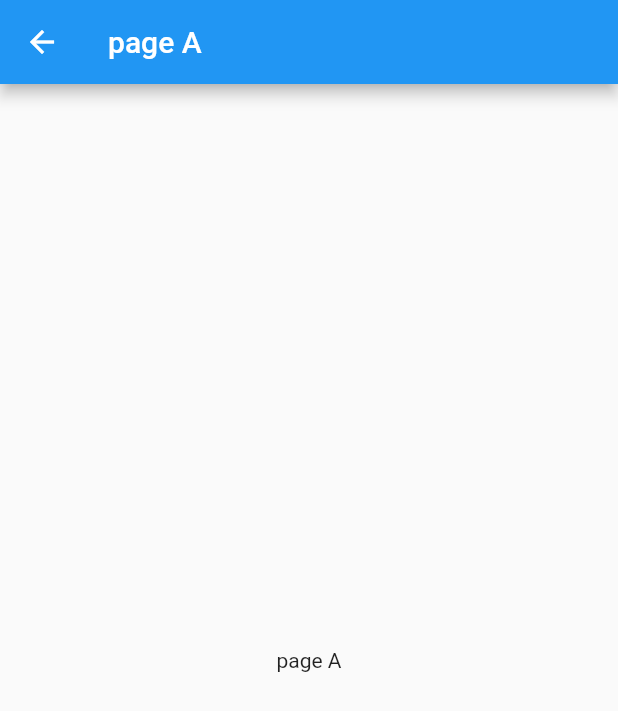
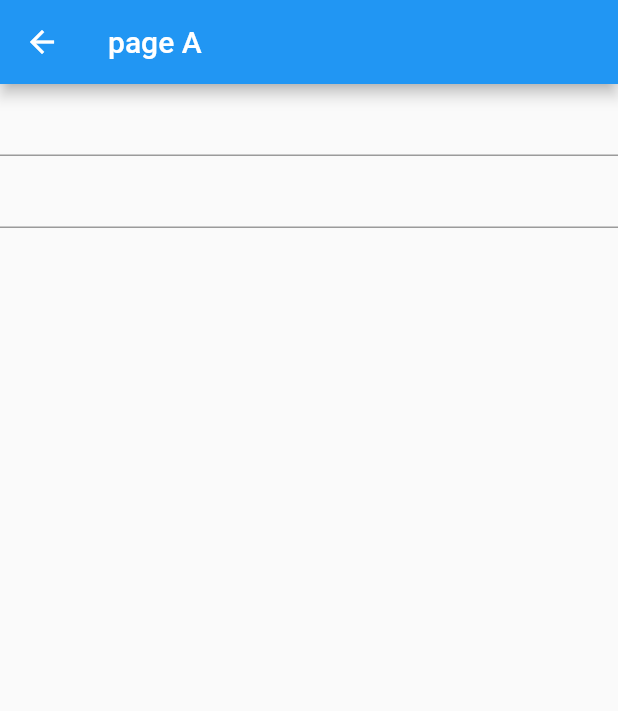
Before and after one commit to hackindroid/Notes-App-Flutter, a Flutter app: the NotesPage screen opened by its route, on a phone screen of 412 x 824 dp. Shown: the top 711 px of the screen. Run offline on Flutter 3.47's test engine with Material 2 defaults, Android fonts, the phone set to English and light mode, and no system bars.

Commit message:
Basic Note taking 2nd root created

```diff
--- a/lib/main.dart
+++ b/lib/main.dart
@@ -37,8 +37,16 @@ class NotesPage extends StatelessWidget {
       appBar: new AppBar(
         title: new Text(title),
       ),
-      body: new Center(
-        child: new Text(title),
+      body:
+      new Center(
+        child: new Column(
+          children:[
+            new TextField(
+
+            ),
+            new TextField()
+          ]
+        ),
       ),
     );
   }
```
